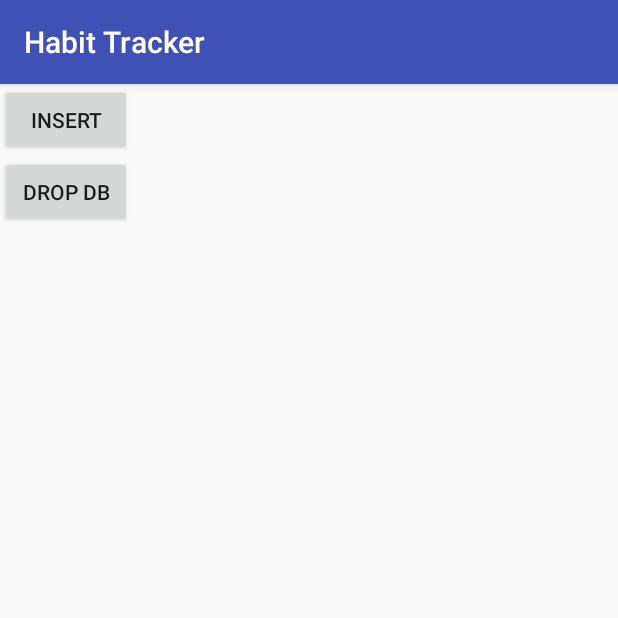
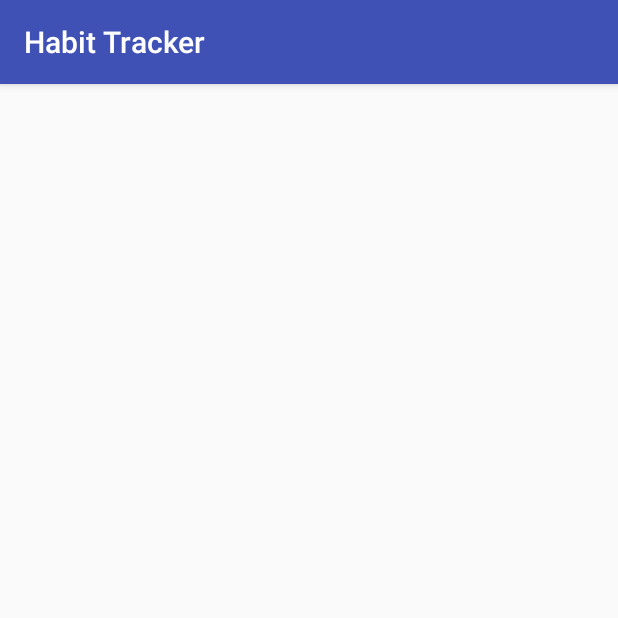
Before and after one commit to josemarq/Udacity-HabitTracker, an Android app: the screen it shows after launch (MainActivity), on a phone screen of 412 x 824 dp, the top half of it. Run offline under Robolectric (Android 15) with nearby library versions, the phone set to English and light mode, and no system bars; libraries missing offline, so code that uses them is left out: com.facebook.stetho; 1 statement that could not run was skipped.

Commit message:
Clean Code

```diff
--- a/app/src/main/res/layout/activity_main.xml
+++ b/app/src/main/res/layout/activity_main.xml
@@ -6,16 +6,4 @@
     android:layout_height="match_parent"
     android:orientation="vertical"
     tools:context="josemarq.habittracker.MainActivity">
-
-    <Button
-        android:layout_width="wrap_content"
-        android:layout_height="wrap_content"
-        android:onClick="onClickBtnInsert"
-        android:text="Insert" />
-
-    <Button
-        android:layout_width="wrap_content"
-        android:layout_height="wrap_content"
-        android:onClick="onClickBtnDrop"
-        android:text="Drop DB" />
 </LinearLayout>
```
Also changed, not shown: app/src/main/java/josemarq/habittracker/MainActivity.java (+4 -23 lines).
